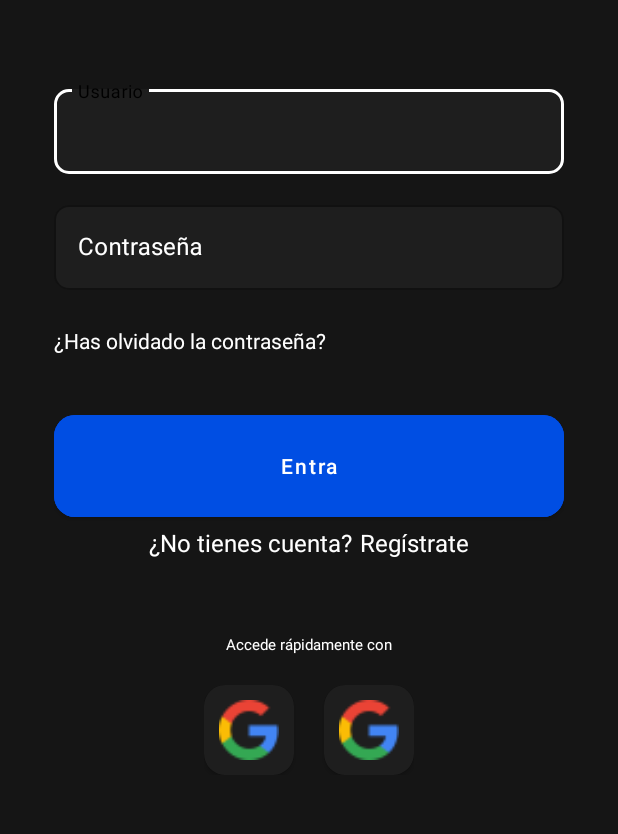
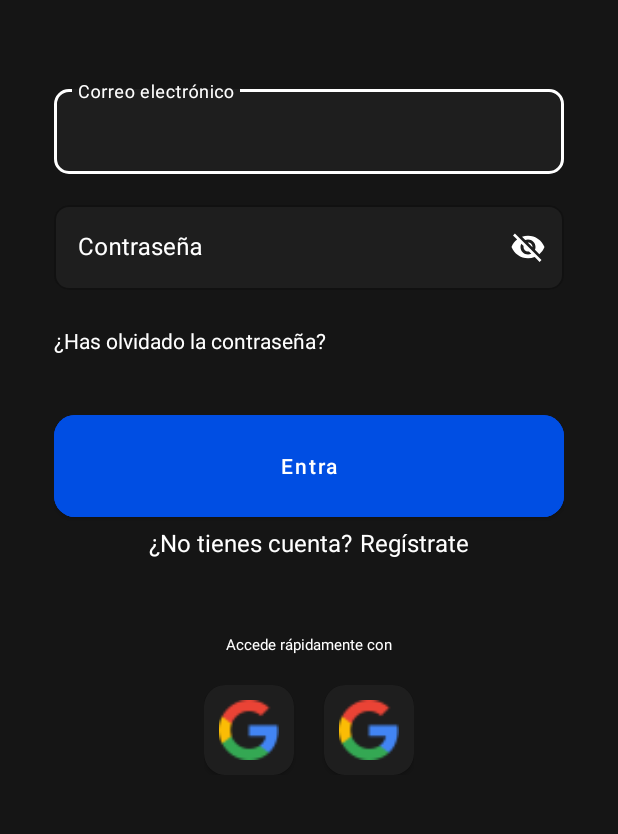
Before and after one commit to Sergi7531/TFG, an Android app: the layout fragment_login.xml on its own in the app's theme, with its tools: preview values and no code run, on a phone screen of 412 x 824 dp, the part 129-963 px from its top. Run offline under Robolectric (Android 15) with nearby library versions, the phone set to English and light mode, and no system bars.

Commit message:
Log In Working

```diff
--- a/app/src/main/res/layout/fragment_login.xml
+++ b/app/src/main/res/layout/fragment_login.xml
@@ -45,13 +45,14 @@
                 app:boxCornerRadiusBottomEnd="10dp"
                 app:boxCornerRadiusBottomStart="10dp"
                 app:boxCornerRadiusTopEnd="10dp"
-                app:boxCornerRadiusTopStart="10dp">
+                app:boxCornerRadiusTopStart="10dp"
+                app:hintTextColor="@android:color/white">
 
                 <com.google.android.material.textfield.TextInputEditText
                     android:id="@+id/usernameLog"
                     android:layout_width="match_parent"
                     android:layout_height="wrap_content"
-                    android:hint="@string/username"
+                    android:hint="@string/email"
                     android:textColor="@color/primaryTextColor"
                     android:textColorHint="@android:color/white" />
             </com.google.android.material.textfield.TextInputLayout>
@@ -66,7 +67,10 @@
                 app:boxCornerRadiusBottomEnd="10dp"
                 app:boxCornerRadiusBottomStart="10dp"
                 app:boxCornerRadiusTopEnd="10dp"
-                app:boxCornerRadiusTopStart="10dp">
+                app:boxCornerRadiusTopStart="10dp"
+                app:hintTextColor="@android:color/white"
+                app:passwordToggleEnabled="true"
+                app:passwordToggleTint="@android:color/white">
 
                 <com.google.android.material.textfield.TextInputEditText
                     android:id="@+id/passwordLog"
```
